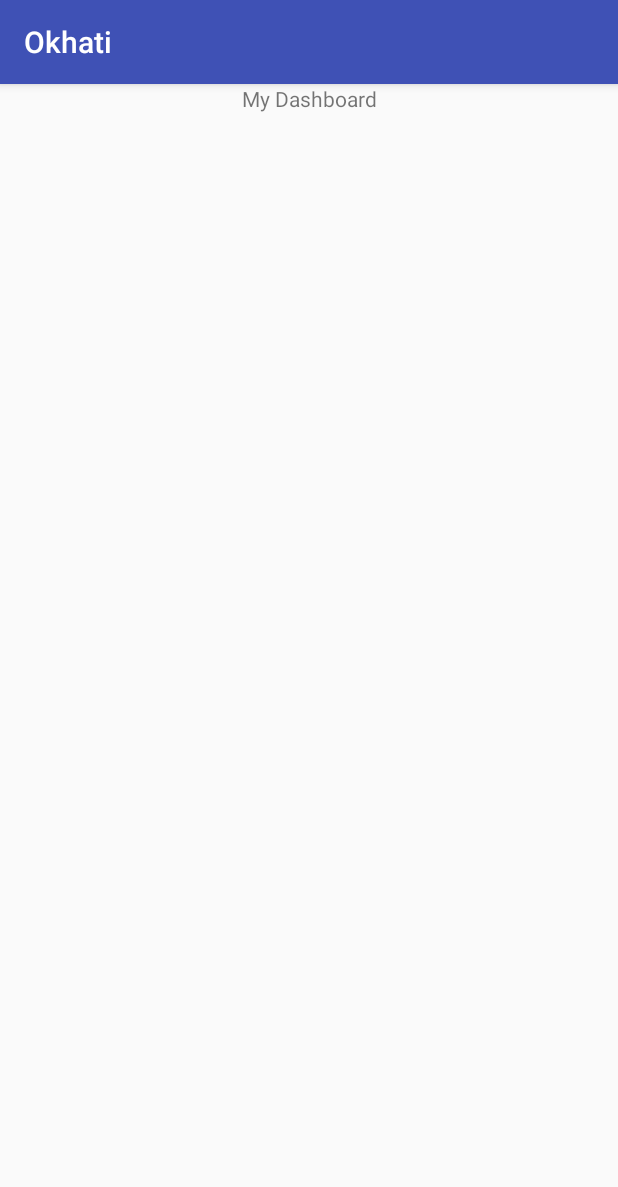
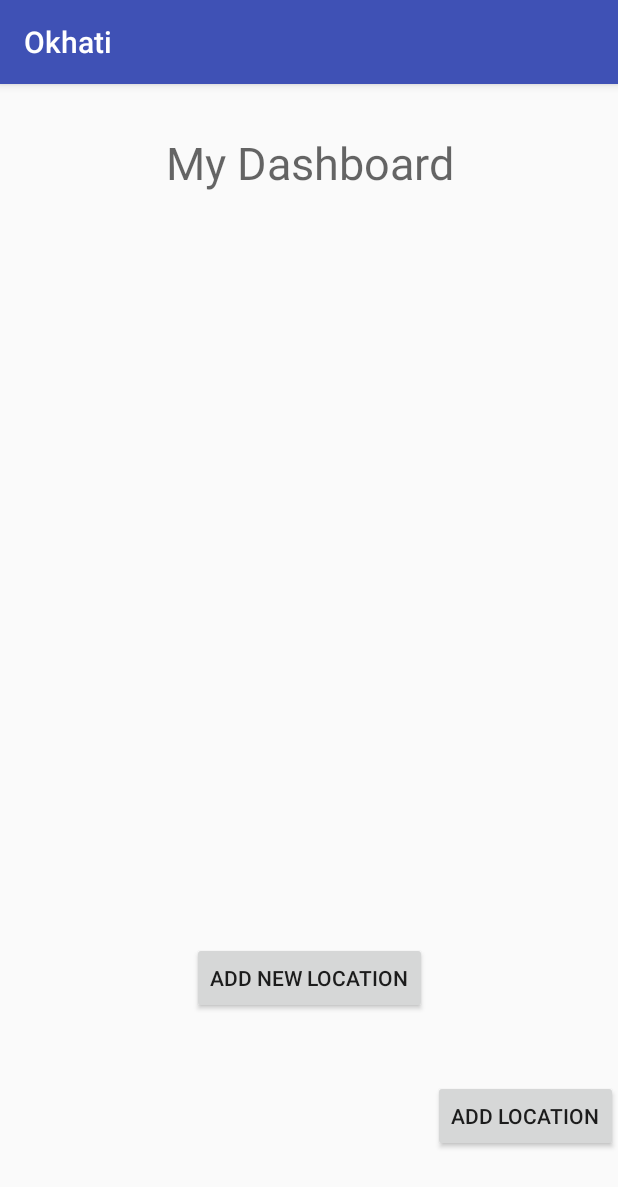
Before and after one commit to itsmeashutosh43/Okhati, an Android app: the Dashboard screen opened directly, with no data from a screen before it, on a phone screen of 412 x 824 dp. Shown: the top 1187 px of the screen. Run offline under Robolectric (Android 15) with nearby library versions, the phone set to English and light mode, and no system bars; our stand-ins replace Firebase (no records; nobody signed in at launch, a user with empty details on screens opened directly).

Commit message:
Just Added location service

```diff
--- a/app/build.gradle
+++ b/app/build.gradle
@@ -21,6 +21,8 @@ android {
 dependencies {
     implementation fileTree(dir: 'libs', include: ['*.jar'])
     implementation 'com.android.support:appcompat-v7:26.+'
+    implementation 'com.google.android.gms:play-services-maps:11.6.0'
+    implementation 'com.google.firebase:firebase-database:11.6.0'
     compile 'com.android.volley:volley:1.0.0'
     compile 'com.google.android.gms:play-services-auth:11.6.0'
     compile 'com.google.android.gms:play-services:11.6.0'
--- a/app/src/main/java/com/example/ashutosh/okhati/Dashboard.java
+++ b/app/src/main/java/com/example/ashutosh/okhati/Dashboard.java
@@ -1,6 +1,8 @@
 package com.example.ashutosh.okhati;
 
 import android.*;
+import android.app.Fragment;
+import android.app.FragmentManager;
 import android.content.DialogInterface;
 import android.content.Intent;
 import android.content.pm.PackageManager;
@@ -12,17 +14,92 @@ import android.support.v7.app.AlertDialog;
 import android.support.v7.app.AppCompatActivity;
 import android.os.Bundle;
 import android.util.Log;
+import android.view.View;
 import android.widget.Toast;
 
 import com.google.android.gms.location.FusedLocationProviderClient;
 import com.google.android.gms.location.LocationServices;
 import com.google.android.gms.tasks.OnSuccessListener;
+import com.google.firebase.database.DatabaseReference;
+import com.google.firebase.database.FirebaseDatabase;
 
 
-public class Dashboard extends AppCompatActivity {
+public class Dashboard extends AppCompatActivity implements m.GetData, View.OnClickListener {
+
+    public String Title;
+    public String  Message;
+
+    public Double longitude;
+    public Double latitude;
+    private String postId;
+
+
+    @Override
+    public void onClick(View view) {
+
+        switch (view.getId()) {
+            case R.id.button3:
+                Intent intent= new Intent(this,MapsActivity.class);
+                Location myLocation= mCurrentLocation;
+
+                if (mCurrentLocation!=null)
+                {
+                    intent.putExtra("location",myLocation);
+                    startActivity(intent);
+                }
+                break;
+            // ...
+            case R.id.button4:
+                FragmentManager fm=getFragmentManager();
+                Fragment frag=fm.findFragmentById(R.layout.form);
+                if (frag!=null)
+                {
+                    fm.beginTransaction().remove(frag).commit();
+                }
+
+                m dialog=new m();
+                dialog.show(fm,"form");
+                break;
+
+        }
+
+
+
+    }
+
+    @Override
+    public void onFinishUserDialog(Bundle bundle) {
+
+        Title=bundle.getString("title");
+        Message=bundle.getString("message");
+        longitude=Double.valueOf(String.valueOf(mCurrentLocation.getLongitude()));
+        latitude=Double.valueOf(String.valueOf(mCurrentLocation.getLatitude()));
+
+
+        Data data=new Data(Title,Message,longitude,latitude);
+
+        final DatabaseReference myRef = FirebaseDatabase.getInstance().getReference();
+
+        DatabaseReference newPostRef = myRef.push();
+        postId = newPostRef.getKey();
+
+        myRef.child("users").child(postId).setValue(data);
+
+
+    }
 
     int REQ=1;
     private FusedLocationProviderClient mFusedLocationClient;
+    Location mCurrentLocation;
+    String currentUser;
+
+
+
+
+
+
+
+
 
     public void buildAlert()
     {
@@ -54,6 +131,11 @@ public class Dashboard extends AppCompatActivity {
 
         mFusedLocationClient= LocationServices.getFusedLocationProviderClient(this);
 
+        findViewById(R.id.button3).setOnClickListener(this);
+
+        findViewById(R.id.button4).setOnClickListener(this);
+
+
     }
 
     @Override
@@ -70,6 +152,7 @@ public class Dashboard extends AppCompatActivity {
                             if (location!=null)
                             {
                                 Log.i("longitude",location.getLongitude()+"");
+                                mCurrentLocation=location;
                             }
 
                             Log.i("ahha","lol");
@@ -115,7 +198,9 @@ public class Dashboard extends AppCompatActivity {
                     {
                         CharSequence aa=(CharSequence)(location.getLongitude()+"");
 
-                        Toast.makeText(Dashboard.this,aa,Toast.LENGTH_LONG).show();
+                        //Toast.makeText(Dashboard.this,aa,Toast.LENGTH_LONG).show();
+
+                        mCurrentLocation=location;
 
 
 
--- a/app/src/main/res/layout/activity_dashboard.xml
+++ b/app/src/main/res/layout/activity_dashboard.xml
@@ -10,8 +10,35 @@
         android:id="@+id/textView"
         android:layout_width="wrap_content"
         android:layout_height="wrap_content"
+        android:layout_marginTop="32dp"
         android:text="My Dashboard"
+        android:textAppearance="@style/TextAppearance.AppCompat.Display1"
+        android:textSize="30sp"
+        app:layout_constraintHorizontal_bias="0.502"
         app:layout_constraintLeft_toLeftOf="parent"
         app:layout_constraintRight_toRightOf="parent"
-        tools:layout_editor_absoluteY="354dp" />
+        app:layout_constraintTop_toTopOf="parent"
+        tools:text="@string/DashBoard" />
+
+    <Button
+        android:id="@+id/button3"
+        android:layout_width="wrap_content"
+        android:layout_height="wrap_content"
+        android:layout_marginBottom="56dp"
+        android:onClick="onClick"
+        android:text="@string/Nname"
+        app:layout_constraintBottom_toBottomOf="parent"
+        app:layout_constraintEnd_toEndOf="parent"
+        app:layout_constraintLeft_toLeftOf="parent"
+        app:layout_constraintRight_toRightOf="parent" />
+
+    <Button
+        android:id="@+id/button4"
+        android:layout_width="wrap_content"
+        android:layout_height="wrap_content"
+        android:layout_marginBottom="44dp"
+        android:text="@string/loci"
+        app:layout_constraintBottom_toTopOf="@+id/button3"
+        app:layout_constraintLeft_toLeftOf="parent"
+        app:layout_constraintRight_toRightOf="parent" />
 </android.support.constraint.ConstraintLayout>
--- a/app/src/main/res/values/strings.xml
+++ b/app/src/main/res/values/strings.xml
@@ -4,4 +4,9 @@
     <string name="Age" />
     <string name="Button">Submit</string>
     <string name="ohYeah">ohYeah</string>
+    <string name="Nname">Add Location</string>
+    <string name="DashBoard">My Dashboard</string>
+    <string name="title_activity_maps">Map</string>
+    <string name="loci">Add new Location</string>
+    <string name="Title">Title</string>
 </resources>
```
Also changed, not shown: app/src/debug/res/values/google_maps_api.xml (added, +24 -0 lines), app/src/main/AndroidManifest.xml (+19 -4 lines), app/src/main/java/com/example/ashutosh/okhati/Data.java (added, +42 -0 lines), app/src/main/java/com/example/ashutosh/okhati/MapsActivity.java (added, +108 -0 lines), app/src/main/java/com/example/ashutosh/okhati/m.java (added, +69 -0 lines), app/src/main/res/layout/activity_maps.xml (added, +8 -0 lines), app/src/main/res/layout/form.xml (added, +80 -0 lines), 2 other files.
